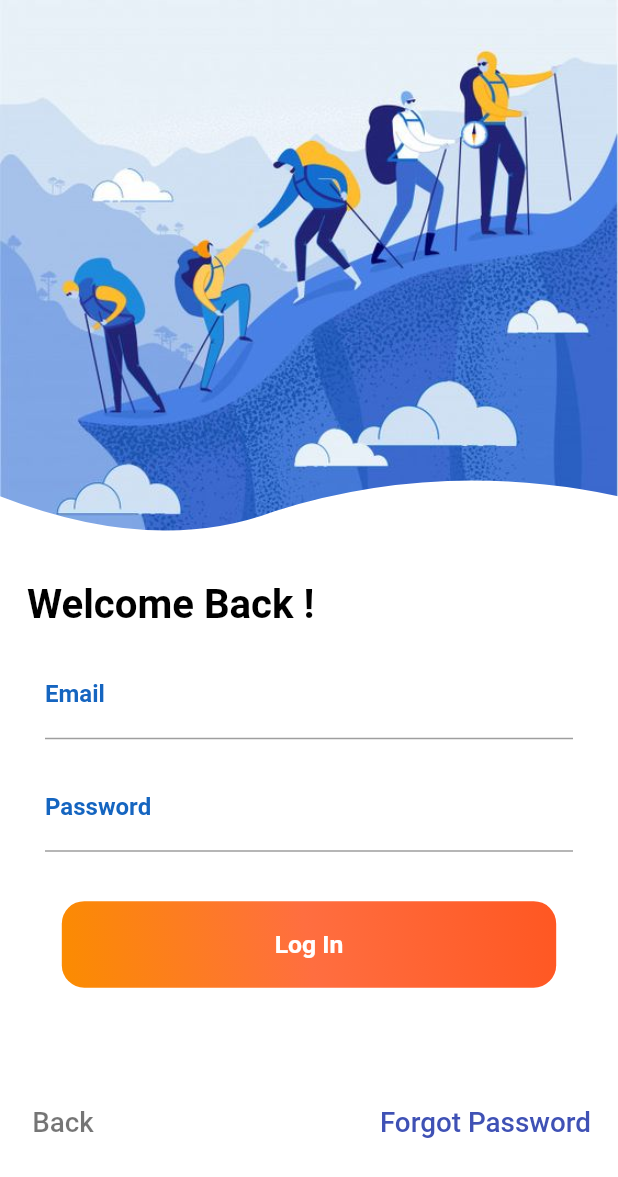
After one commit to Wave-2024/Wave, a Flutter app: the screen it shows after launch, after a tap on "Log in", on a phone screen of 412 x 824 dp. The commit adds this screen. Shown: the top 1177 px of the screen. Run offline on Flutter 3.47's test engine with Material 2 defaults, Android fonts, the phone set to English and light mode, and no system bars.

Commit message:
Designed login screen ui

```diff
--- a/lib/screen/authscreen.dart
+++ b/lib/screen/authscreen.dart
@@ -1,5 +1,6 @@
 import 'package:flutter/cupertino.dart';
 import 'package:flutter/material.dart';
+import 'package:nexus/screen/loginscreen.dart';
 import 'package:nexus/utils/devicesize.dart';
 
 class authScreen extends StatelessWidget {
@@ -68,7 +69,11 @@ class authScreen extends StatelessWidget {
                   opacity: 0.0,
                   child: Divider(height: displayHeight(context)*0.03,),
                 ),
-                Container(
+                GestureDetector(
+                  onTap: () {
+                    Navigator.push(context, MaterialPageRoute(builder: (context) => loginScreen(),));
+                  },
+                  child: Container(
                     height: displayHeight(context) * 0.07,
                     width: displayWidth(context) * 0.8,
                     decoration: BoxDecoration(
@@ -82,6 +87,7 @@ class authScreen extends StatelessWidget {
                             color: Colors.black,
                             fontWeight: FontWeight.bold,
                             fontSize: displayWidth(context) * 0.04),
+                      ),
                     ),
                   ),
                 ),
@@ -105,7 +111,7 @@ class authScreen extends StatelessWidget {
                   ),
                   child: Center(
                     child: Text(
-                      'Log in',
+                      'Sign Up',
                       style: TextStyle(
                           color: Colors.white,
                           fontWeight: FontWeight.bold,
--- /dev/null
+++ b/lib/screen/loginscreen.dart
@@ -0,0 +1,162 @@
+import 'package:flutter/material.dart';
+import 'package:nexus/utils/devicesize.dart';
+import 'package:nexus/utils/loginClipper.dart';
+
+class loginScreen extends StatefulWidget {
+  const loginScreen({Key? key}) : super(key: key);
+
+  @override
+  State<loginScreen> createState() => _loginScreenState();
+}
+
+class _loginScreenState extends State<loginScreen> {
+  TextEditingController? email;
+  TextEditingController? password;
+  @override
+  void initState() {
+    // TODO: implement initState
+    super.initState();
+    email = TextEditingController();
+    email = TextEditingController();
+  }
+
+  @override
+  Widget build(BuildContext context) {
+    return Scaffold(
+      body: Container(
+        height: displayHeight(context),
+        width: displayWidth(context),
+        color: Colors.white,
+        child: SingleChildScrollView(
+          child: Column(
+            mainAxisAlignment: MainAxisAlignment.start,
+            crossAxisAlignment: CrossAxisAlignment.start,
+            children: [
+              ClipPath(
+                clipper: LoginClipper(),
+                child: Container(
+                  height: displayHeight(context) * 0.45,
+                  width: displayWidth(context),
+                  decoration: BoxDecoration(
+                    image: DecorationImage(
+                        image: AssetImage('images/login.jpg'),
+                        fit: BoxFit.cover),
+                  ),
+                ),
+              ),
+              Padding(
+                padding: const EdgeInsets.only(top: 16.0, left: 18),
+                child: Text(
+                  'Welcome Back !',
+                  style: TextStyle(
+                      color: Colors.black,
+                      fontWeight: FontWeight.bold,
+                      fontSize: displayWidth(context) * 0.065),
+                ),
+              ),
+              Opacity(
+                opacity: 0.0,
+                child: Divider(),
+              ),
+              Padding(
+                padding: const EdgeInsets.only(left: 30.0, right: 30),
+                child: TextFormField(
+                  decoration: InputDecoration(
+                    labelStyle: TextStyle(
+                        color: Colors.blue[800], fontWeight: FontWeight.bold),
+                    labelText: "Email",
+                    hintText: "alpha77@yahoo.com",
+                  ),
+                ),
+              ),
+              Opacity(
+                opacity: 0.0,
+                child: Divider(),
+              ),
+              Padding(
+                padding: const EdgeInsets.only(left: 30.0, right: 30),
+                child: TextFormField(
+                  controller: password,
+                  obscureText: true,
+                  decoration: InputDecoration(
+                    labelStyle: TextStyle(
+                        color: Colors.blue[800], fontWeight: FontWeight.bold),
+                    labelText: "Password",
+                    hintText: "********",
+                  ),
+                ),
+              ),
+              Opacity(
+                opacity: 0.0,
+                child: Divider(
+                  height: displayHeight(context) * 0.04,
+                ),
+              ),
+              Center(
+                child: Container(
+                  height: displayHeight(context) * 0.07,
+                  width: displayWidth(context) * 0.8,
+                  decoration: BoxDecoration(
+                    gradient: LinearGradient(
+                        begin: Alignment.topRight,
+                        end: Alignment.bottomLeft,
+                        colors: [
+                          Colors.deepOrange,
+                          Colors.deepOrangeAccent,
+                          Colors.orange[600]!,
+                        ]),
+                    borderRadius: BorderRadius.circular(15),
+                  ),
+                  child: Center(
+                    child: Text(
+                      'Log In',
+                      style: TextStyle(
+                          color: Colors.white,
+                          fontWeight: FontWeight.bold,
+                          fontSize: displayWidth(context) * 0.04),
+                    ),
+                  ),
+                ),
+              ),
+              Opacity(
+                opacity: 0.0,
+                child: Divider(
+                  height: displayHeight(context) * 0.08,
+                ),
+              ),
+              Padding(
+                padding: const EdgeInsets.only(left: 10,right: 10),
+                child: Row(
+                  mainAxisAlignment: MainAxisAlignment.spaceBetween,
+                  children: [
+                    TextButton(
+                        onPressed: () => Navigator.pop(context),
+                        child: Text(
+                          'Back',
+                          style: TextStyle(
+                            fontSize: displayWidth(context)*0.045,
+                            color: Colors.black54,
+                          ),
+                        )),
+                    TextButton(
+                        onPressed: () {
+                          // todo -> Forgot password algorithm
+                        },
+                        child: Text(
+                          'Forgot Password',
+                          style: TextStyle(
+                            fontSize: displayWidth(context)*0.045,
+                            color: Colors.indigo,
+                          ),
+                        ))
+
+                  ],
+                ),
+              )
+            ],
+          ),
+        ),
+      ),
+    );
+  }
+}
--- /dev/null
+++ b/lib/utils/loginClipper.dart
@@ -0,0 +1,31 @@
+import 'dart:ui';
+
+import 'package:flutter/cupertino.dart';
+
+class LoginClipper extends CustomClipper<Path> {
+  @override
+  Path getClip(Size size) {
+    var path = Path();
+    path.lineTo(0.0, size.height - 40);
+
+    var firstControlPoint = Offset(size.width / 4, size.height);
+    var firstEndPoint = Offset(size.width / 2.25, size.height - 30.0);
+    path.quadraticBezierTo(firstControlPoint.dx, firstControlPoint.dy,
+        firstEndPoint.dx, firstEndPoint.dy);
+
+    var secondControlPoint =
+    Offset(size.width - (size.width / 3.5), size.height - 65);
+    var secondEndPoint = Offset(size.width, size.height - 40);
+    path.quadraticBezierTo(secondControlPoint.dx, secondControlPoint.dy,
+        secondEndPoint.dx, secondEndPoint.dy);
+
+    path.lineTo(size.width, size.height - 40);
+    path.lineTo(size.width, 0.0);
+    path.close();
+
+    return path;
+  }
+
+  @override
+  bool shouldReclip(CustomClipper<Path> oldClipper) => false;
+}
```
Also changed, not shown: images/login.jpg (added). Lines whose indentation alone changed are shown as unchanged.
